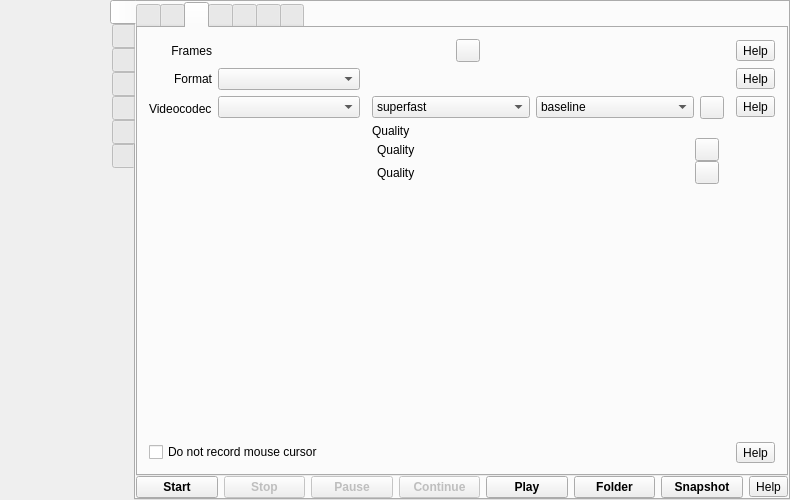
Qt form src/formMainWindow.ui (vkohaupt/vokoscreenNG) before a commit.
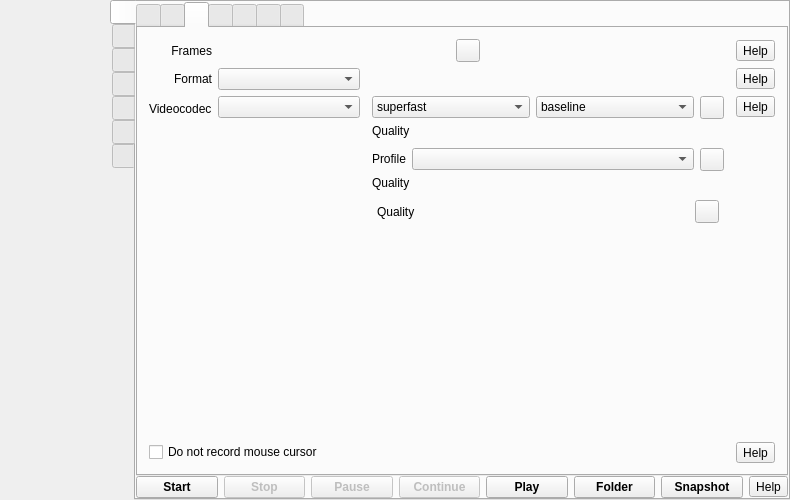
The same form after that commit. The open tabs and pages were chosen to show the change. Icons and pictures are not drawn.

The edit to the form file:
```diff
--- a/src/formMainWindow.ui
+++ b/src/formMainWindow.ui
@@ -1084,7 +1084,7 @@
                 </property>
                 <layout class="QVBoxLayout" name="verticalLayout_9" stretch="0,0,0">
                  <property name="spacing">
-                  <number>0</number>
+                  <number>10</number>
                  </property>
                  <property name="leftMargin">
                   <number>0</number>
@@ -1223,43 +1223,75 @@
                   </layout>
                  </item>
                  <item>
-                  <widget class="QFrame" name="frameVideoCodecOpenh264">
-                   <property name="frameShape">
-                    <enum>QFrame::NoFrame</enum>
-                   </property>
-                   <property name="frameShadow">
-                    <enum>QFrame::Raised</enum>
-                   </property>
-                   <layout class="QHBoxLayout" name="horizontalLayout_openh264">
-                    <property name="topMargin">
-                     <number>0</number>
-                    </property>
-                    <property name="bottomMargin">
-                     <number>0</number>
-                    </property>
-                    <item>
-                     <widget class="QLabel" name="label_19">
-                      <property name="text">
-                       <string>Quality</string>
+                  <layout class="QVBoxLayout" name="verticalLayout_41">
+                   <item>
+                    <widget class="QFrame" name="frameVideoCodecOpenh264">
+                     <property name="frameShape">
+                      <enum>QFrame::NoFrame</enum>
+                     </property>
+                     <property name="frameShadow">
+                      <enum>QFrame::Raised</enum>
+                     </property>
+                     <layout class="QHBoxLayout" name="horizontalLayout_64">
+                      <property name="leftMargin">
+                       <number>6</number>
                       </property>
-                     </widget>
-                    </item>
-                    <item>
-                     <widget class="QToolButton" name="toolButtonOpenh264Reset">
-                      <property name="toolTip">
-                       <string>Reset</string>
+                      <property name="topMargin">
+                       <number>0</number>
                       </property>
-                      <property name="text">
-                       <string notr="true"/>
+                      <property name="rightMargin">
+                       <number>6</number>
                       </property>
-                      <property name="icon">
-                       <iconset resource="screencast.qrc">
-                        <normaloff>:/pictures/screencast/undo.png</normaloff>:/pictures/screencast/undo.png</iconset>
+                      <property name="bottomMargin">
+                       <number>0</number>
                       </property>
-                     </widget>
-                    </item>
-                   </layout>
-                  </widget>
+                      <item>
+                       <layout class="QVBoxLayout" name="verticalLayout_40">
+                        <item>
+                         <layout class="QHBoxLayout" name="horizontalLayout_67" stretch="0,1">
+                          <item>
+                           <widget class="QLabel" name="label_61">
+                            <property name="text">
+                             <string>Profile</string>
+                            </property>
+                           </widget>
+                          </item>
+                          <item>
+                           <widget class="QComboBox" name="comboBox_openh264_profile"/>
+                          </item>
+                         </layout>
+                        </item>
+                        <item>
+                         <layout class="QHBoxLayout" name="horizontalLayout_openh264">
+                          <item>
+                           <widget class="QLabel" name="label_19">
+                            <property name="text">
+                             <string>Quality</string>
+                            </property>
+                           </widget>
+                          </item>
+                         </layout>
+                        </item>
+                       </layout>
+                      </item>
+                      <item alignment="Qt::AlignTop">
+                       <widget class="QToolButton" name="toolButtonOpenh264Reset">
+                        <property name="toolTip">
+                         <string>Reset</string>
+                        </property>
+                        <property name="text">
+                         <string notr="true"/>
+                        </property>
+                        <property name="icon">
+                         <iconset resource="screencast.qrc">
+                          <normaloff>:/pictures/screencast/undo.png</normaloff>:/pictures/screencast/undo.png</iconset>
+                        </property>
+                       </widget>
+                      </item>
+                     </layout>
+                    </widget>
+                   </item>
+                  </layout>
                  </item>
                  <item>
                   <widget class="QFrame" name="frameVideoCodecVp8">
```
Left out of the diff: 172 changed lines with no effect on the pictures.
